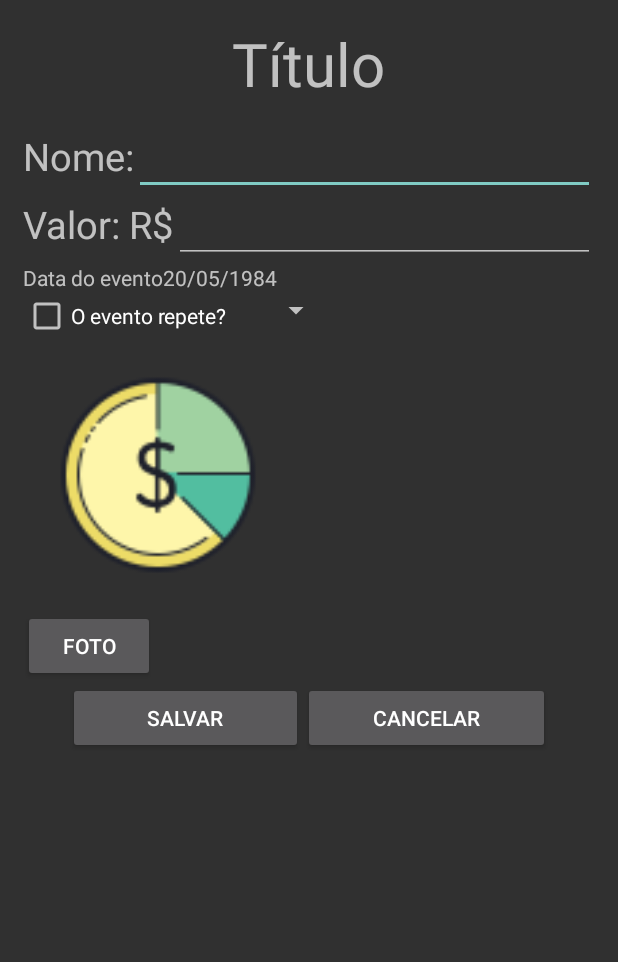
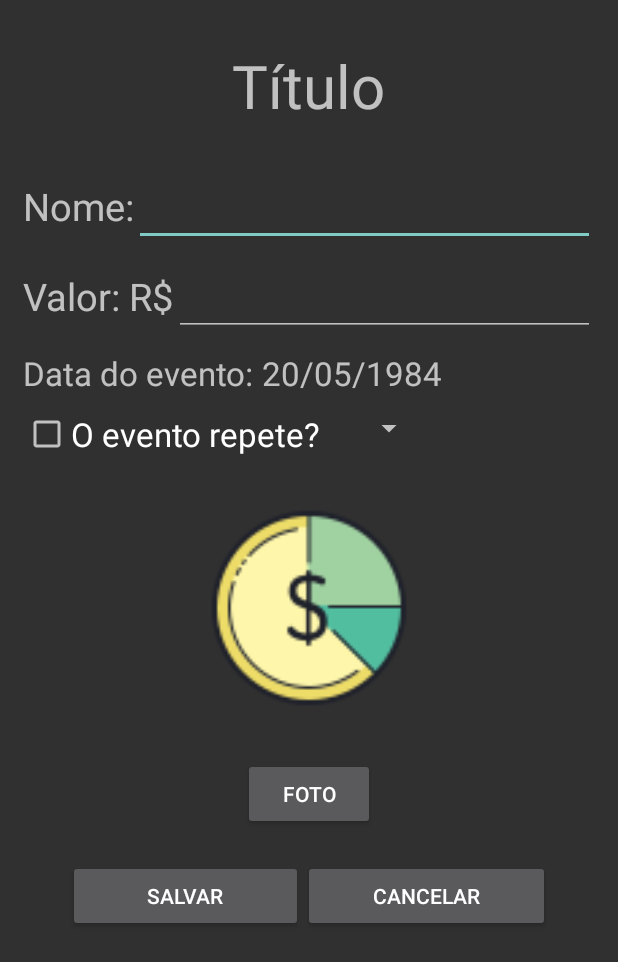
Before and after one commit to BielCR/Gest, an Android app: the CadastroEdicaoEvnt screen opened directly, with no data from a screen before it, on a phone screen of 412 x 824 dp. Shown: the top 962 px of the screen. Run offline under Robolectric (Android 15) with nearby library versions, the phone set to English and light mode, and no system bars.

Commit message:
Últimos Ajustes Activity de cadastro

```diff
--- a/app/src/main/res/layout/activity_cadastro_edicao_evnt.xml
+++ b/app/src/main/res/layout/activity_cadastro_edicao_evnt.xml
@@ -14,19 +14,21 @@
         android:layout_marginHorizontal="15dp">
 
         <TextView
+            android:id="@+id/tituloCadastroTxt"
             android:layout_width="wrap_content"
             android:layout_height="wrap_content"
             android:text="Título"
             android:textSize="40sp"
             android:layout_gravity="center"
-            android:layout_marginVertical="15dp"/>
+            android:layout_marginVertical="30dp"/>
 
 
         <!--Informacao do nome-->
         <LinearLayout
             android:layout_width="match_parent"
             android:layout_height="wrap_content"
-            android:orientation="horizontal">
+            android:orientation="horizontal"
+            android:layout_marginBottom="10dp">
 
             <TextView
                 android:layout_width="wrap_content"
@@ -35,9 +37,11 @@
                 android:textSize="25sp"/>
 
             <EditText
+                android:id="@+id/nomeCadastroTxt"
                 android:layout_width="match_parent"
                 android:layout_height="wrap_content"
-                android:layout_weight="1"/>
+                android:layout_weight="1"
+                android:textSize="22sp"/>
 
         </LinearLayout>
 
@@ -47,7 +51,7 @@
             android:layout_width="match_parent"
             android:layout_height="wrap_content"
             android:orientation="horizontal"
-            android:layout_gravity="">
+            android:layout_marginBottom="10dp">
 
             <TextView
                 android:layout_width="wrap_content"
@@ -56,55 +60,71 @@
                 android:textSize="25sp"/>
 
             <EditText
+                android:id="@+id/valorCadastroTxt"
                 android:layout_width="match_parent"
                 android:layout_height="wrap_content"
-                android:inputType="numberDecimal" />
+                android:inputType="numberDecimal"
+                android:textSize="22sp"/>
         </LinearLayout>
 
         <!--Informacao data-->
         <LinearLayout
-            android:layout_width="wrap_content"
+            android:layout_width="match_parent"
             android:layout_height="wrap_content"
-            android:orientation="horizontal">
+            android:orientation="horizontal"
+            android:layout_marginBottom="10dp">
 
             <TextView
                 android:layout_width="wrap_content"
                 android:layout_height="wrap_content"
-                android:text="Data do evento"/>
+                android:layout_marginRight="5dp"
+                android:text="Data do evento:"
+                android:textSize="22sp"/>
             <TextView
-                android:layout_width="wrap_content"
+                android:id="@+id/dataCadastroTxt"
+                android:layout_width="match_parent"
                 android:layout_height="wrap_content"
-                android:text="20/05/1984"/>
+                android:text="20/05/1984"
+                android:textSize="22sp"/>
 
         </LinearLayout>
 
         <!--Informacao de repeticao do evento-->
         <LinearLayout
-            android:layout_width="wrap_content"
+            android:layout_width="match_parent"
             android:layout_height="wrap_content"
-            android:orientation="horizontal">
-
+            android:orientation="horizontal"
+            android:layout_marginBottom="10dp">
             <CheckBox
+                android:id="@+id/repeteCadastroCheck"
                 android:layout_width="wrap_content"
                 android:layout_height="wrap_content"
-                android:text="O evento repete?"/>
+                android:text="O evento repete?"
+                android:textSize="22sp"/>
 
             <Spinner
+                android:id="@+id/mesesCadastroSpinner"
                 android:layout_width="70dp"
-                android:layout_height="wrap_content"/>
+                android:layout_height="wrap_content"
+                android:textSize="22sp"/>
 
         </LinearLayout>
 
 
         <!--Informacao da foto-->
         <ImageView
+            android:id="@+id/fotoCadastroImg"
             android:layout_width="180dp"
             android:layout_height="180dp"
-            android:background="@mipmap/icone"/>
+            android:background="@mipmap/icone"
+            android:layout_gravity="center"
+            android:layout_marginBottom="10dp"/>
         <Button
+            android:id="@+id/fotoCadastroBtn"
             android:layout_width="wrap_content"
             android:layout_height="wrap_content"
-            android:text="Foto"/>
+            android:text="Foto"
+            android:layout_gravity="center"/>
 
 
         <!--Botoes finais-->
@@ -112,14 +132,17 @@
             android:layout_width="match_parent"
             android:layout_height="wrap_content"
             android:orientation="horizontal"
-            android:layout_marginHorizontal="30dp">
+            android:layout_marginHorizontal="30dp"
+            android:layout_marginVertical="20dp">
 
             <Button
+                android:id="@+id/salvarCadastroBtn"
                 android:layout_width="wrap_content"
                 android:layout_height="wrap_content"
                 android:text="Salvar"
                 android:layout_weight="1"/>
             <Button
+                android:id="@+id/cancelarCadastroBtn"
                 android:layout_width="wrap_content"
                 android:layout_height="wrap_content"
                 android:text="Cancelar"
```
